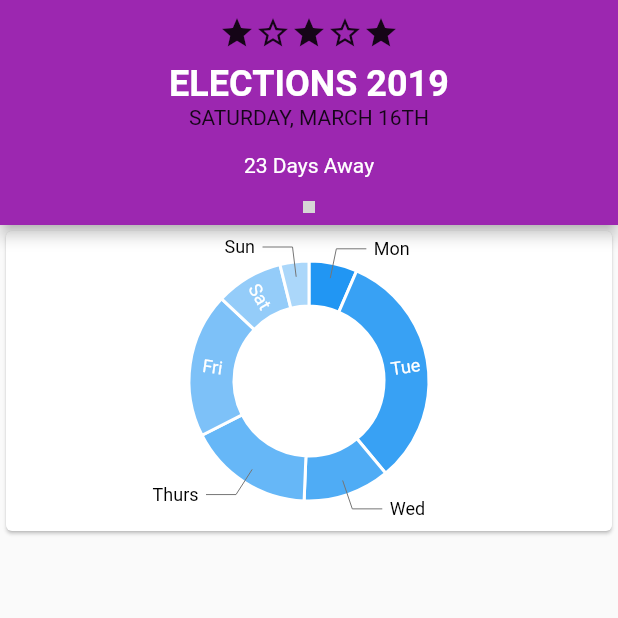
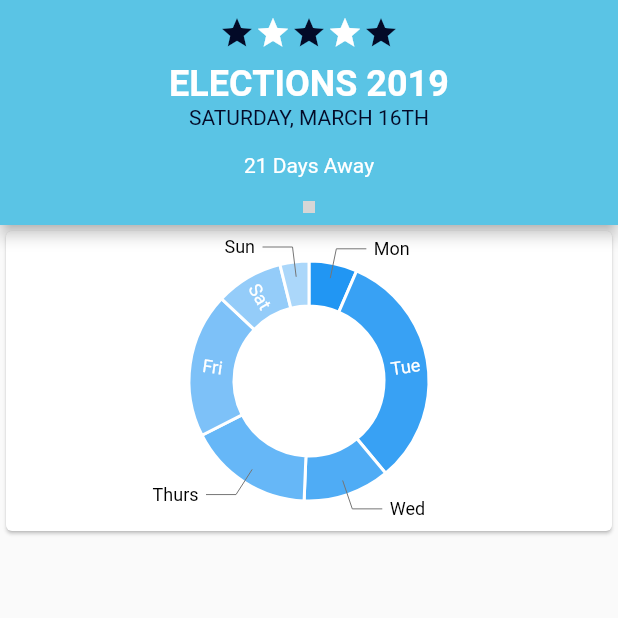
Before and after one commit to sanasz91mdev/voting_app-1, a Flutter app: the screen it shows after launch, swiped to page 2, on a phone screen of 412 x 824 dp, the top half of it. Run offline on Flutter 3.47's test engine with Material 2 defaults, Android fonts, the phone set to English and light mode, and no system bars; our stand-ins replace charts_flutter, cloud_firestore; missing offline and left inert: flutter_page_indicator; accounts and stored records are empty; grey boxes are pictures that could not be loaded.

Commit message:
add theme

```diff
--- a/lib/main.dart
+++ b/lib/main.dart
@@ -6,11 +6,19 @@ import 'package:flutter_page_indicator/flutter_page_indicator.dart';
 void main() => runApp(VotingApp());
 
 class VotingApp extends StatelessWidget {
+  Color _primaryColor = Color(0xFF5AC4E5);
+  Color _secondaryColor = Color(0xFF030A27);
+  Color _accentColor = Colors.white;
   @override
   Widget build(BuildContext context) {
     return MaterialApp(
       title: 'Voting App',
-      theme: ThemeData(primarySwatch: Colors.purple),
+      theme: ThemeData(
+        backgroundColor: _secondaryColor,
+        primaryColor: _primaryColor,
+        accentColor: _accentColor,
+        buttonColor: _primaryColor,
+      ),
       home: MainPage(
         title: 'ELECTIONS 2019',
       ),
@@ -73,11 +81,11 @@ class _MainPageState extends State<MainPage> {
                 child: Row(
                   mainAxisAlignment: MainAxisAlignment.center,
                   children: <Widget>[
-                    Icon(Icons.star),
-                    Icon(Icons.star_border),
-                    Icon(Icons.star),
-                    Icon(Icons.star_border),
-                    Icon(Icons.star),
+                    Icon(Icons.star, color: Theme.of(context).backgroundColor),
+                    Icon(Icons.star, color: Theme.of(context).accentColor),
+                    Icon(Icons.star, color: Theme.of(context).backgroundColor),
+                    Icon(Icons.star, color: Theme.of(context).accentColor),
+                    Icon(Icons.star, color: Theme.of(context).backgroundColor),
                   ],
                 ),
               ),
@@ -90,11 +98,12 @@ class _MainPageState extends State<MainPage> {
               ),
               Text(
                 'SATURDAY, MARCH 16TH',
+                style: TextStyle(color: Theme.of(context).backgroundColor),
               ),
               Padding(
                 padding: const EdgeInsets.only(top: 16.0, bottom: 8.0),
                 child: Text(
-                  '23 Days Away',
+                  '${DateTime(2019, 03, 16).difference(DateTime.now()).inDays} Days Away',
                   style: TextStyle(
                     color: Colors.white,
                   ),
@@ -125,7 +134,7 @@ class _MainPageState extends State<MainPage> {
           //                //
           // // // // // // //
           Container(
-            color: Colors.pink,
+            color: Theme.of(context).backgroundColor,
           ),
 
           //End of first page
```
Lines whose indentation alone changed are shown as unchanged.
